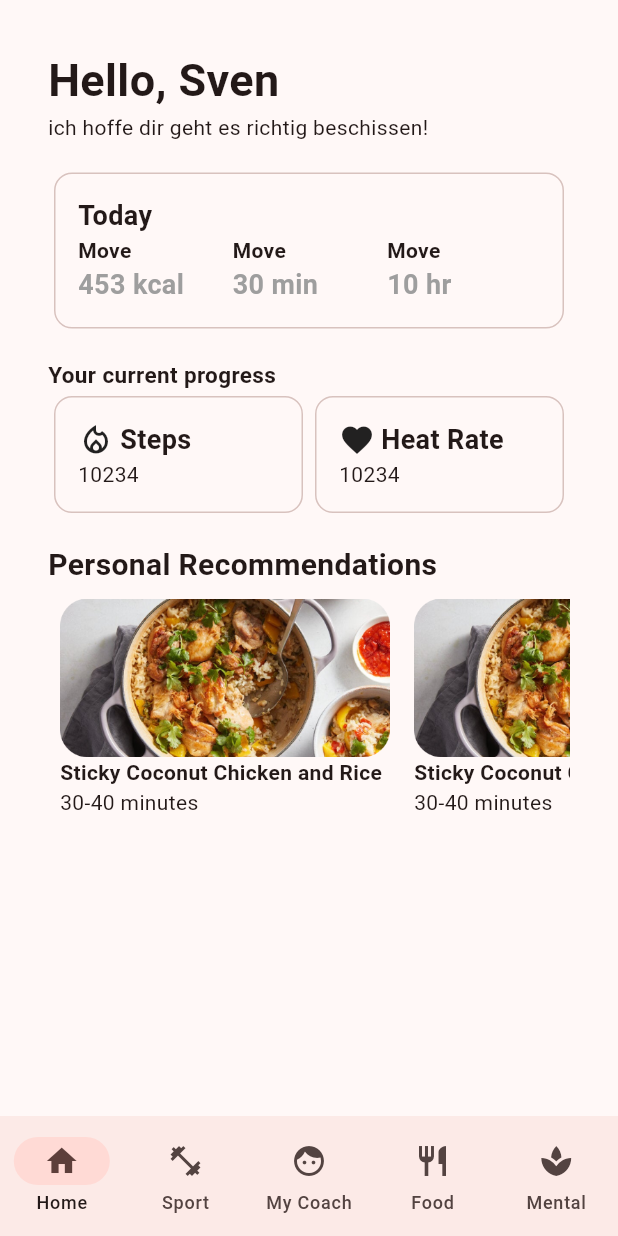
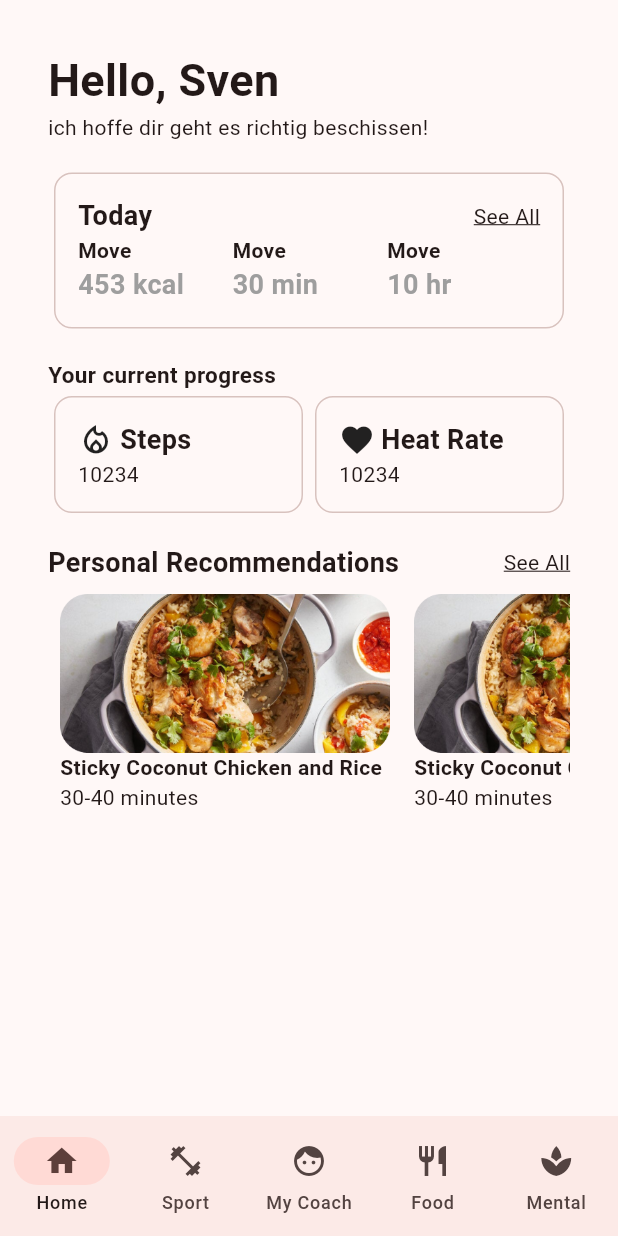
Before and after one commit to linuseing/limitless, a Flutter app: the screen it shows after launch, on a phone screen of 412 x 824 dp. Run offline on Flutter 3.47's test engine with Material 3 defaults, Android fonts, the phone set to English and light mode, and no system bars.

Commit message:
added see all

```diff
--- a/lib/home.dart
+++ b/lib/home.dart
@@ -26,10 +26,20 @@ class HomePage extends StatelessWidget {
                     child: Column(
                       crossAxisAlignment: CrossAxisAlignment.start,
                       children: [
-                        Text(
-                          'Today',
-                          style: TextStyle(
-                              fontWeight: FontWeight.bold, fontSize: 18),
+                        Row(
+                          mainAxisAlignment: MainAxisAlignment.spaceBetween,
+                          children: [
+                            Text(
+                              'Today',
+                              style: TextStyle(
+                                  fontWeight: FontWeight.bold, fontSize: 18),
+                            ),
+                            Text(
+                              "See All",
+                              style: TextStyle(
+                                  decoration: TextDecoration.underline),
+                            ),
+                          ],
                         ),
                         Row(
                           children: [
@@ -149,8 +159,19 @@ class HomePage extends StatelessWidget {
                 ],
               ),
               const SizedBox(height: 16),
-              const Text('Personal Recommendations',
-                  style: TextStyle(fontSize: 20, fontWeight: FontWeight.bold)),
+              Row(
+                mainAxisAlignment: MainAxisAlignment.spaceBetween,
+                children: [
+                  Text(
+                    'Personal Recommendations',
+                    style: TextStyle(fontWeight: FontWeight.bold, fontSize: 18),
+                  ),
+                  Text(
+                    "See All",
+                    style: TextStyle(decoration: TextDecoration.underline),
+                  ),
+                ],
+              ),
               Flexible(
                 child: ListView.builder(
                   scrollDirection: Axis.horizontal,
```
